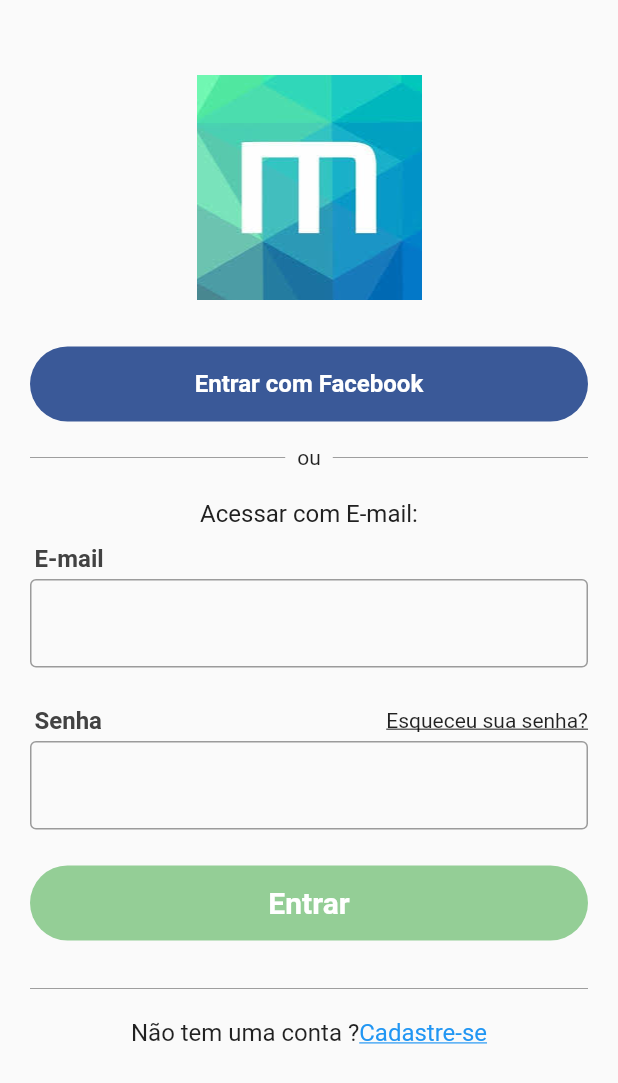
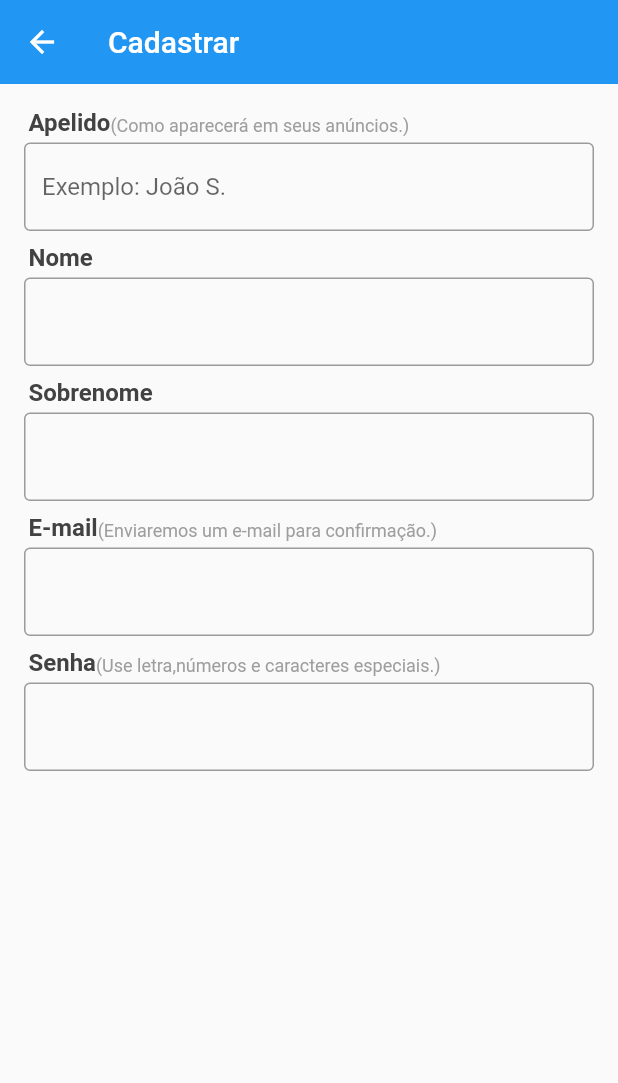
Before and after one commit to SergioJunnior/Teste-Monitora, a Flutter app: the screen it shows after launch, after a tap on "Cadastre-se", on a phone screen of 412 x 824 dp. Shown: the top 1083 px of the screen. Run offline on Flutter 3.47's test engine with Material 2 defaults, Android fonts, the phone set to English and light mode, and no system bars; our stand-ins replace rxdart.

Commit message:
Inicio da tela de cadastro

```diff
--- /dev/null
+++ b/teste_lider/lib/screens/SignUp/signup_screen.dart
@@ -0,0 +1,96 @@
+import 'package:flutter/material.dart';
+import 'package:teste_lider/screens/SignUp/widgets/field_title.dart';
+import 'package:teste_lider/screens/SignUp/widgets/password_field.dart';
+
+class SignUpScreen extends StatefulWidget {
+  @override
+  _SignUpScreenState createState() => _SignUpScreenState();
+}
+
+class _SignUpScreenState extends State < SignUpScreen > {
+
+  final GlobalKey < FormState > _formkey = GlobalKey < FormState > ();
+
+  @override
+  Widget build(BuildContext context) {
+    return Scaffold(
+      appBar: AppBar(
+        elevation: 0,
+        title: const Text('Cadastrar'),
+      ),
+      body: Form(
+        key: _formkey,
+        child: ListView(
+          padding: const EdgeInsets.symmetric(horizontal: 16, vertical: 16),
+            children: < Widget > [
+              const FieldTitle(
+                  title: "Apelido",
+                  subtitle: "(Como aparecerá em seus anúncios.)",
+              ),
+              TextFormField(
+                decoration: const InputDecoration(
+                  border: OutlineInputBorder(),
+                  hintText: "Exemplo: João S."
+                ),
+              validator: (text){
+                if(text.length <6)
+                  return 'Apelido muito Curto';
+                  return null;
+              },
+              ),
+              const SizedBox(height: 8),
+              const FieldTitle(
+                  title: "Nome",
+                  subtitle: "",
+              ),
+              TextFormField(
+                decoration: const InputDecoration(
+                  border: OutlineInputBorder(),
+                ),
+              ),
+              const SizedBox(height: 8),
+              const FieldTitle(
+                  title: "Sobrenome",
+                  subtitle: "",
+              ),
+              TextFormField(
+                decoration: const InputDecoration(
+                  border: OutlineInputBorder(),
+                ),
+              ),
+              const SizedBox(height: 8),
+              const FieldTitle(
+                  title: "E-mail",
+                  subtitle: "(Enviaremos um e-mail para confirmação.)",
+              ),
+              TextFormField(
+                decoration: const InputDecoration(
+                  border: OutlineInputBorder(),
+                ),
+              validator: (text){
+                if(text.length <6 || !text.contains(RegExp(r"^(([^<>()[\]\\.,;:\s@\']+(\.[^<>()[\]\\.,;:\s@\']+)*)|(\'.+\'))@((\[[0-9]{1,3}\.[0-9]{1,3}\.[0-9]{1,3}\.[0-9]{1,3}\])|(([a-zA-Z\-0-9]+\.)+[a-zA-Z]{2,}))$")))
+                return 'Email Inválido';
+                return null;
+
+              },
+              onSaved: (text){
+
+              },
+              ),
+              const SizedBox(height: 8),
+              const FieldTitle(
+                  title: "Senha",
+                  subtitle: "(Use letra,números e caracteres especiais.)",
+              ),
+              PasswordField(
+                onSaved: (text){
+
+                },
+              ),
+
+            ]
+        ),
+      ),
+    );
+  }
+}
--- /dev/null
+++ b/teste_lider/lib/screens/SignUp/widgets/field_title.dart
@@ -0,0 +1,37 @@
+import 'package:flutter/material.dart';
+
+class FieldTitle extends StatelessWidget {
+
+  const FieldTitle({this.title, this.subtitle});
+
+  final String title;
+  final String subtitle;
+
+  @override
+  Widget build(BuildContext context) {
+    return Padding(
+      padding: const EdgeInsets.only(left:3 , bottom:4),
+      child: Row(
+        crossAxisAlignment: CrossAxisAlignment.end,
+        children:<Widget>[
+          Text(
+            '$title',
+            style: TextStyle(
+              color: Colors.grey[800],
+              fontSize:16,
+              fontWeight: FontWeight.w700,
+            ),
+          ),
+          Text(
+            '$subtitle',
+            style: TextStyle(
+              color:Colors.grey,
+              fontSize:12,
+            ),
+
+          )
+        ]
+      ),
+    );
+  }
+}
--- /dev/null
+++ b/teste_lider/lib/screens/SignUp/widgets/password_field.dart
@@ -0,0 +1,116 @@
+import 'package:flutter/material.dart';
+
+class PasswordField extends StatelessWidget {
+
+    PasswordField({this.onSaved});
+
+    final FormFieldSetter<String> onSaved;
+
+  @override
+  Widget build(BuildContext context) {
+
+    int _calcScore(String text){
+      int score = 0;
+      if(text.length>8) {
+      score += 1;
+      }
+      if(text.contains(RegExp(r"[0-9]"))){
+      score += 1;
+      }
+      if(text.contains(RegExp(r'[A-Z]'))){
+        score += 1;
+      }
+      return score;
+    }
+
+    Color _getColor(int level){
+      switch (level){
+        case 0:
+        return Colors.red;
+        case 1:
+        return Colors.orange;
+        case 2:
+        return Colors.greenAccent;
+        case 3:
+        return Colors.green;
+        default:
+        return Colors.red;
+      }
+    }
+
+    String _getText(int level){
+      switch (level){
+        case 0:
+        return 'Senha muito fraca';
+        case 1:
+        return 'Senha razoavelmente fraca';
+        case 2:
+        return 'Senha razoavelmente forte';
+        case 3:
+        return 'Senha forte';
+        default:
+        return '';
+      }
+    }
+
+    Widget _buildBar(int n, String pass){
+      final int level = _calcScore(pass);
+      return Expanded(
+        child: Container(
+          margin: const EdgeInsets.symmetric(horizontal:2),
+          decoration: BoxDecoration(
+            borderRadius: const BorderRadius.all(Radius.circular(5)),
+            color: n <= level ? _getColor(level): Colors.transparent,
+            border: n > level ? Border.all(color:Colors.grey):null
+          )
+        )
+      );
+    }
+
+    return FormField < String > (
+      initialValue: "",
+      onSaved: onSaved,
+      validator: (text){
+        if (text.isEmpty || _calcScore(text)<2)
+        return "Senha inválida";
+      },
+      builder: (state) {
+        return Column(
+          crossAxisAlignment: CrossAxisAlignment.stretch,
+          children: < Widget > [
+            TextField(
+              decoration: const InputDecoration(border: OutlineInputBorder()),
+                obscureText: true,
+                onChanged: state.didChange,
+            ),
+            if (state.value.isNotEmpty)
+            Container(
+              margin: const EdgeInsets.only(top: 6),
+                height: 10,
+                child: Row(
+                  children: < Widget > [
+                    _buildBar(0, state.value),
+                    _buildBar(1, state.value),
+                    _buildBar(2, state.value),
+                    _buildBar(3, state.value),
+                  ],
+                ),
+            ),
+            Padding(
+              padding: const EdgeInsets.only(top:6,left: 10),
+              child: state.value.isNotEmpty || state.hasError ? Text(
+                state.value.isNotEmpty? _getText(_calcScore(state.value)): state.errorText,
+                textAlign: TextAlign.start,
+                style: TextStyle(
+                  color: _getColor(_calcScore(state.value)),
+                  fontSize: 12,
+                ),
+              ): Container(),
+            )
+          ],
+        );
+      },
+    );
+
+  }
+}
--- a/teste_lider/lib/screens/login_screen.dart
+++ b/teste_lider/lib/screens/login_screen.dart
@@ -1,6 +1,7 @@
 import 'package:flutter/material.dart';
 import 'package:teste_lider/bloc/login/field_statebloc.dart';
 import 'package:teste_lider/bloc/login/login_bloc.dart';
+import 'package:teste_lider/screens/SignUp/signup_screen.dart';
 import 'package:teste_lider/screens/Widgets/facebook_button.dart';
 import 'package:teste_lider/screens/Widgets/login_button.dart';
 import 'package:teste_lider/screens/Widgets/or_divide.dart';
@@ -125,7 +126,7 @@ class _LoginScreenState extends State < LoginScreen > {
                         ),
                         GestureDetector(
                           onTap: () {
-                            //Navigator.of(context).push(MaterialPageRoute(builder: (context)=> SignUpScreen()));
+                            Navigator.of(context).push(MaterialPageRoute(builder: (context)=> SignUpScreen()));
                           },
                           child: Text(
                             "Cadastre-se",
--- a/teste_lider/pubspec.yaml
+++ b/teste_lider/pubspec.yaml
@@ -14,7 +14,7 @@ description: A new Flutter project.
 version: 1.0.0+1
 
 environment:
-  sdk: ">=2.1.0 <3.0.0"
+  sdk: ">=2.2.2 <3.0.0"
 
 dependencies:
   flutter:
```
